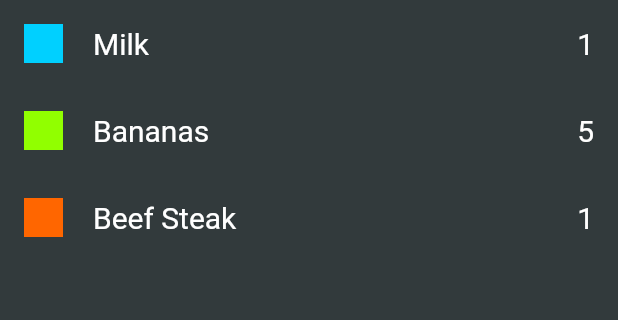
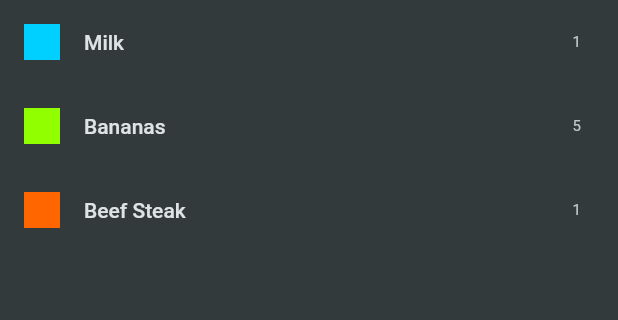
Before and after one commit to OlegMikhailov23/shopping-list, a Flutter app: the screen it shows after launch, on a phone screen of 412 x 824 dp, the part 84-404 px from its top. Run offline on Flutter 3.47's test engine with Material 2 defaults, Android fonts, the phone set to English and light mode, and no system bars.

Commit message:
some fixes

```diff
--- a/lib/screens/groseries_list.dart
+++ b/lib/screens/groseries_list.dart
@@ -12,11 +12,15 @@ class GroseriesList extends StatelessWidget {
       body: Center(
         child: ListView.builder(
           itemCount: groceryItems.length,
-          itemBuilder: (ctx, index) {
-            return Grocery(
-              groceryItem: groceryItems[index],
-            );
-          },
+          itemBuilder: (ctx, index) => ListTile(
+            title: Text(groceryItems[index].name),
+            leading: Container(
+              width: 24,
+              height: 24,
+              color: groceryItems[index].category.color,
+            ),
+            trailing: Text(groceryItems[index].quantity.toString()),
+          ),
         ),
       ),
     );
--- a/lib/widgets/grocery.dart
+++ b/lib/widgets/grocery.dart
@@ -8,38 +8,14 @@ class Grocery extends StatelessWidget {
 
   @override
   Widget build(BuildContext context) {
-    return Container(
-      padding: const EdgeInsets.symmetric(vertical: 16, horizontal: 16),
-      child: Row(
-        mainAxisAlignment: MainAxisAlignment.center,
-        children: [
-          Container(
-            height: 26,
-            width: 26,
-            color: groceryItem.category.color,
-          ),
-          const SizedBox(
-            width: 20,
-          ),
-          Text(
-            groceryItem.name,
-            style: const TextStyle(
-              fontSize: 20,
-              fontWeight: FontWeight.normal,
-              color: Colors.white,
-            ),
-          ),
-          Expanded(
-            child: Container(),
-          ),
-          Text(groceryItem.quantity.toString(),
-              style: const TextStyle(
-                fontSize: 20,
-                fontWeight: FontWeight.normal,
-                color: Colors.white,
-              )),
-        ],
+    return ListTile(
+      title: Text(groceryItem.name),
+      leading: Container(
+        width: 24,
+        height: 24,
+        color: groceryItem.category.color,
       ),
+      trailing: Text(groceryItem.quantity.toString()),
     );
   }
 }
```
